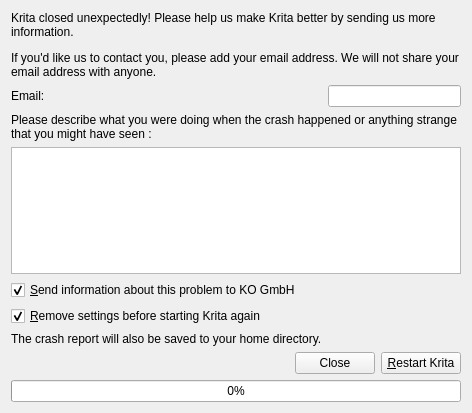
KDE/krita, file krita/crashreporter/wdg_crash_reporter.ui: the form before one commit.
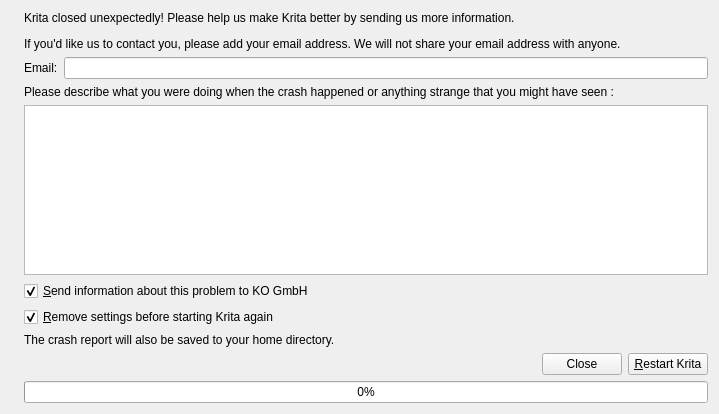
The form after the commit. Icons and pictures are not drawn.

Commit message: Use nurse kiki in the crash reporter.

Patch:
```diff
--- a/krita/crashreporter/wdg_crash_reporter.ui
+++ b/krita/crashreporter/wdg_crash_reporter.ui
@@ -6,28 +6,35 @@
    <rect>
     <x>0</x>
     <y>0</y>
-    <width>472</width>
-    <height>413</height>
+    <width>719</width>
+    <height>414</height>
    </rect>
   </property>
   <property name="windowTitle">
    <string>Krita Error Reporter</string>
   </property>
   <layout class="QGridLayout" name="gridLayout">
-   <item row="5" column="0" colspan="2">
-    <widget class="QCheckBox" name="chkRemoveSettings">
-     <property name="toolTip">
-      <string>This information includes the type of computer you use, and information about the usage of Krita. No personal information is sent to Krita.</string>
-     </property>
+   <item row="0" column="0">
+    <layout class="QHBoxLayout" name="horizontalLayout_3">
+     <item>
+      <widget class="QLabel" name="label_5">
      <property name="text">
-      <string>&amp;Remove settings before starting Krita again</string>
-     </property>
-     <property name="checked">
-      <bool>true</bool>
+        <string/>
+       </property>
+       <property name="pixmap">
+        <pixmap>KikiNurse_sm.png</pixmap>
+       </property>
+       <property name="scaledContents">
+        <bool>false</bool>
+       </property>
+       <property name="alignment">
+        <set>Qt::AlignCenter</set>
      </property>
     </widget>
    </item>
-   <item row="0" column="0" colspan="2">
+     <item>
+      <layout class="QVBoxLayout" name="verticalLayout">
+       <item>
     <widget class="QLabel" name="label">
      <property name="text">
       <string>&lt;html&gt;&lt;head/&gt;&lt;body&gt;&lt;p&gt;Krita closed unexpectedly! Please help us make Krita better by sending us more information.&lt;/p&gt;&lt;p&gt;If you'd like us to contact you, please add your email address. We will not share your email address with anyone.&lt;/p&gt;&lt;/body&gt;&lt;/html&gt;</string>
@@ -43,14 +50,77 @@
      </property>
     </widget>
    </item>
-   <item row="1" column="0">
+       <item>
+        <layout class="QHBoxLayout" name="horizontalLayout_2">
+         <item>
     <widget class="QLabel" name="label_2">
      <property name="text">
       <string>Email:</string>
      </property>
     </widget>
    </item>
-   <item row="7" column="0" colspan="2">
+         <item>
+          <widget class="QLineEdit" name="txtEmail">
+           <property name="sizePolicy">
+            <sizepolicy hsizetype="MinimumExpanding" vsizetype="Fixed">
+             <horstretch>10</horstretch>
+             <verstretch>0</verstretch>
+            </sizepolicy>
+           </property>
+          </widget>
+         </item>
+        </layout>
+       </item>
+       <item>
+        <widget class="QLabel" name="label_3">
+         <property name="text">
+          <string>&lt;html&gt;&lt;head/&gt;&lt;body&gt;&lt;p&gt;Please describe what you were doing when the crash happened or anything strange that you might have seen :&lt;/p&gt;&lt;/body&gt;&lt;/html&gt;</string>
+         </property>
+         <property name="textFormat">
+          <enum>Qt::RichText</enum>
+         </property>
+         <property name="alignment">
+          <set>Qt::AlignLeading|Qt::AlignLeft|Qt::AlignTop</set>
+         </property>
+         <property name="wordWrap">
+          <bool>true</bool>
+         </property>
+        </widget>
+       </item>
+       <item>
+        <widget class="QTextEdit" name="txtDescription"/>
+       </item>
+       <item>
+        <widget class="QCheckBox" name="chkAllowUpload">
+         <property name="text">
+          <string>&amp;Send information about this problem to KO GmbH</string>
+         </property>
+         <property name="checked">
+          <bool>true</bool>
+         </property>
+        </widget>
+       </item>
+       <item>
+        <widget class="QCheckBox" name="chkRemoveSettings">
+         <property name="toolTip">
+          <string>This information includes the type of computer you use, and information about the usage of Krita. No personal information is sent to Krita.</string>
+         </property>
+         <property name="text">
+          <string>&amp;Remove settings before starting Krita again</string>
+         </property>
+         <property name="checked">
+          <bool>true</bool>
+         </property>
+        </widget>
+       </item>
+       <item>
+        <widget class="QLabel" name="label_4">
+         <property name="text">
+          <string>The crash report will also be saved to your home directory.</string>
+         </property>
+        </widget>
+       </item>
+       <item>
     <layout class="QHBoxLayout" name="horizontalLayout">
      <item>
       <spacer name="horizontalSpacer">
@@ -81,7 +151,7 @@
      </item>
     </layout>
    </item>
-   <item row="8" column="0" colspan="2">
+       <item>
     <widget class="QProgressBar" name="progressBar">
      <property name="enabled">
       <bool>true</bool>
@@ -94,51 +164,22 @@
      </property>
     </widget>
    </item>
-   <item row="3" column="0" colspan="2">
-    <widget class="QTextEdit" name="txtDescription"/>
-   </item>
-   <item row="1" column="1">
-    <widget class="QLineEdit" name="txtEmail">
-     <property name="sizePolicy">
-      <sizepolicy hsizetype="MinimumExpanding" vsizetype="Fixed">
-       <horstretch>10</horstretch>
-       <verstretch>0</verstretch>
-      </sizepolicy>
-     </property>
-    </widget>
+      </layout>
+     </item>
+    </layout>
    </item>
-   <item row="2" column="0" colspan="2">
-    <widget class="QLabel" name="label_3">
-     <property name="text">
-      <string>&lt;html&gt;&lt;head/&gt;&lt;body&gt;&lt;p&gt;Please describe what you were doing when the crash happened or anything strange that you might have seen :&lt;/p&gt;&lt;/body&gt;&lt;/html&gt;</string>
+   <item row="1" column="0">
+    <spacer name="verticalSpacer">
+     <property name="orientation">
+      <enum>Qt::Vertical</enum>
      </property>
-     <property name="textFormat">
-      <enum>Qt::RichText</enum>
+     <property name="sizeHint" stdset="0">
+      <size>
+       <width>20</width>
+       <height>4</height>
+      </size>
      </property>
-     <property name="alignment">
-      <set>Qt::AlignLeading|Qt::AlignLeft|Qt::AlignTop</set>
-     </property>
-     <property name="wordWrap">
-      <bool>true</bool>
-     </property>
-    </widget>
-   </item>
-   <item row="4" column="0" colspan="2">
-    <widget class="QCheckBox" name="chkAllowUpload">
-     <property name="text">
-      <string>&amp;Send information about this problem to KO GmbH</string>
-     </property>
-     <property name="checked">
-      <bool>true</bool>
-     </property>
-    </widget>
-   </item>
-   <item row="6" column="0">
-    <widget class="QLabel" name="label_4">
-     <property name="text">
-      <string>The crash report will also be saved to your home directory.</string>
-     </property>
-    </widget>
+    </spacer>
    </item>
   </layout>
  </widget>
```
Lines whose indentation alone changed are shown as unchanged. The commit also changes 1 other file.
